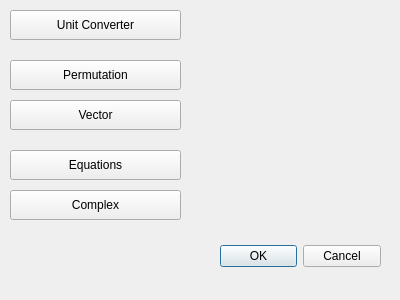
This is special.ui in dahalsharad/Scientific_Calculator as Qt 5 draws it before an edit. The edited form follows.
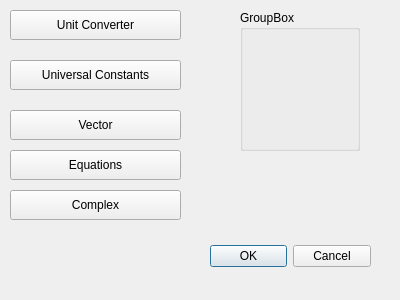
This is the edited form.

The edit to the form file:
```diff
--- a/special.ui
+++ b/special.ui
@@ -16,7 +16,7 @@
   <widget class="QDialogButtonBox" name="buttonBox">
    <property name="geometry">
     <rect>
-     <x>220</x>
+     <x>210</x>
      <y>240</y>
      <width>161</width>
      <height>32</height>
@@ -72,7 +72,7 @@
    <property name="geometry">
     <rect>
      <x>10</x>
-     <y>100</y>
+     <y>110</y>
      <width>171</width>
      <height>30</height>
     </rect>
@@ -91,7 +91,20 @@
     </rect>
    </property>
    <property name="text">
-    <string>Permutation</string>
+    <string>Universal Constants</string>
+   </property>
+  </widget>
+  <widget class="QGroupBox" name="groupBox">
+   <property name="geometry">
+    <rect>
+     <x>240</x>
+     <y>10</y>
+     <width>120</width>
+     <height>141</height>
+    </rect>
+   </property>
+   <property name="title">
+    <string>GroupBox</string>
    </property>
   </widget>
  </widget>
```
